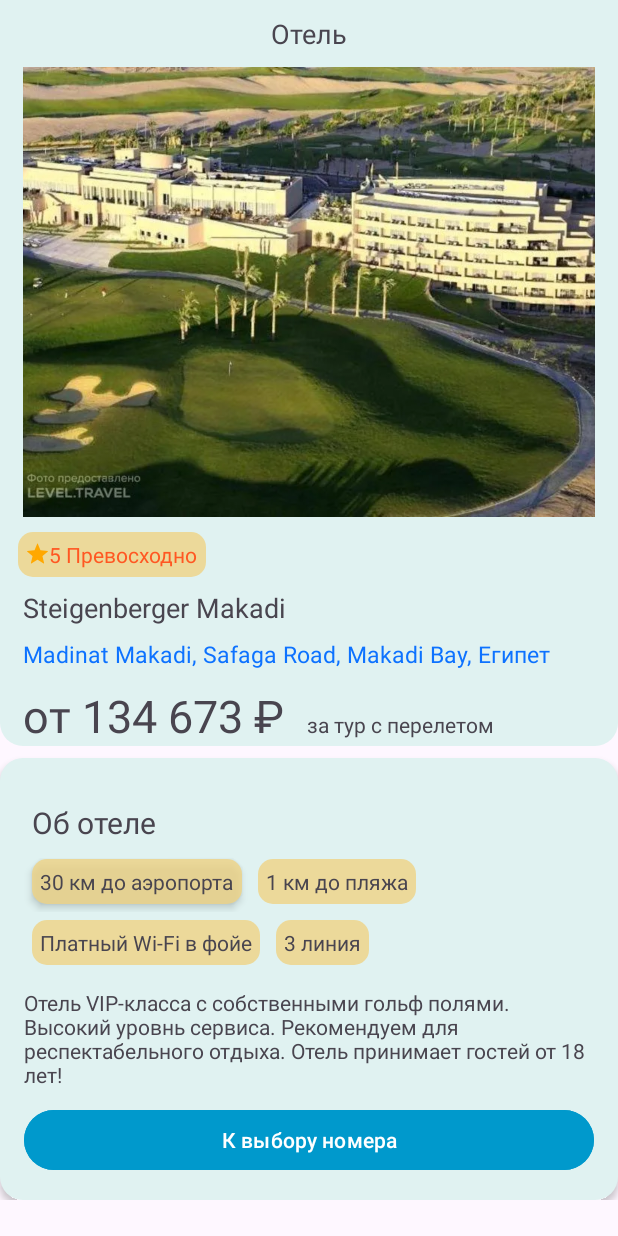
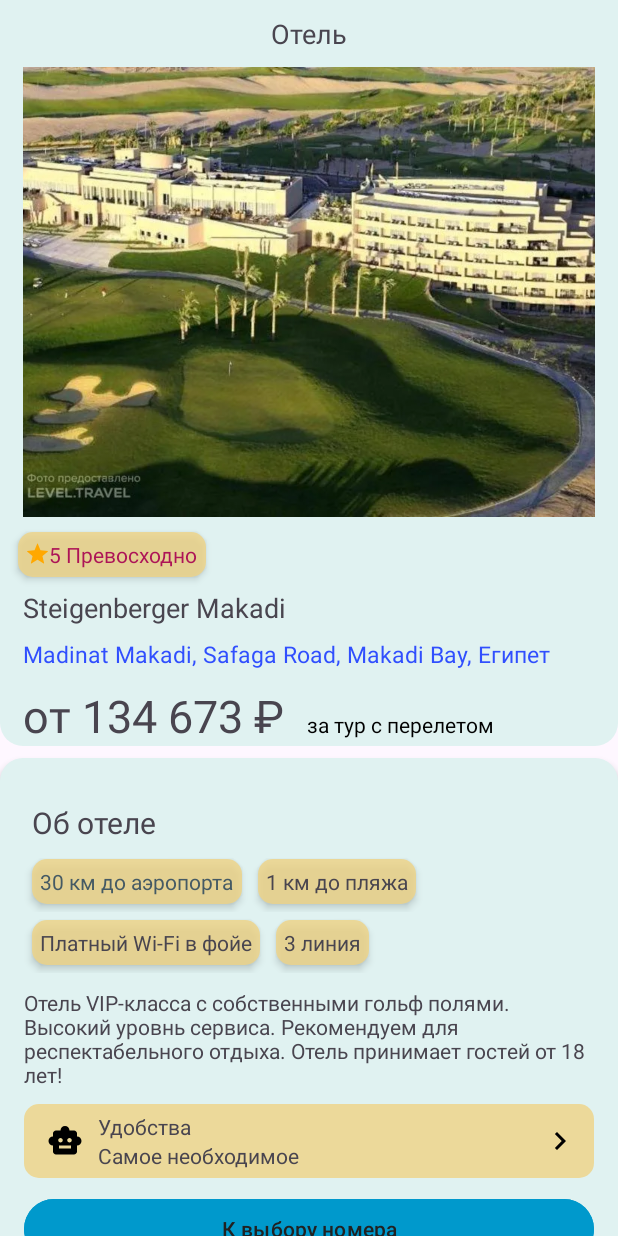
Before and after one commit to aleksandrmatruk/Hotels, an Android app: the screen it shows after launch (MainActivity), on a phone screen of 412 x 824 dp. Run offline under Robolectric (Android 15) with nearby library versions, the phone set to English and light mode, and no system bars.

Commit message:
- блок в описании отеля (верстка 1/3 элемента)

```diff
--- a/app/src/main/res/layout/fragment_hotel.xml
+++ b/app/src/main/res/layout/fragment_hotel.xml
@@ -31,10 +31,10 @@
                 android:layout_width="match_parent"
                 android:layout_height="300dp"
                 android:layout_marginStart="15dp"
+                android:layout_marginTop="10dp"
+
+                android:layout_marginEnd="15dp"
                 android:scaleType="centerCrop"
-
-                android:layout_marginTop="10dp"
-                android:layout_marginEnd="15dp"
                 android:src="@drawable/image_20"
                 tools:ignore="ContentDescription" />
 
@@ -45,17 +45,18 @@
                 android:layout_marginStart="12dp"
                 android:layout_marginTop="10dp"
                 android:background="@drawable/shape_rounded_variants"
+                android:elevation="3dp"
                 android:padding="5dp"
                 android:text="@string/excellent"
-                android:textColor="#FF5722"
+                android:textColor="#AD1457"
                 app:drawableStartCompat="@drawable/ic_star" />
 
             <TextView
                 android:id="@+id/hotel_name"
                 android:layout_width="wrap_content"
                 android:layout_height="wrap_content"
+                android:layout_marginStart="15dp"
                 android:layout_marginTop="8dp"
-                android:layout_marginStart="15dp"
                 android:text="@string/hotel_name"
                 android:textSize="18sp" />
 
@@ -63,11 +64,12 @@
                 android:id="@+id/hotel_address"
                 android:layout_width="wrap_content"
                 android:layout_height="wrap_content"
+                android:layout_marginStart="15dp"
                 android:layout_marginTop="8dp"
-                android:layout_marginStart="15dp"
                 android:text="@string/hotel_address"
-                android:textColor="#0D72FF"
+                android:textColor="#304FFE"
                 android:textSize="15sp" />
+
             <LinearLayout
                 android:layout_width="wrap_content"
                 android:layout_height="wrap_content"
@@ -77,9 +79,9 @@
                     android:id="@+id/price"
                     android:layout_width="wrap_content"
                     android:layout_height="wrap_content"
-                    android:text="@string/price"
                     android:layout_marginStart="15dp"
                     android:layout_marginTop="10dp"
+                    android:text="@string/price"
                     android:textSize="30sp" />
 
                 <TextView
@@ -88,7 +90,8 @@
                     android:layout_height="wrap_content"
                     android:layout_marginStart="15dp"
                     android:layout_marginTop="10dp"
-                    android:text="@string/price_description" />
+                    android:text="@string/price_description"
+                    android:textColor="@color/black" />
 
             </LinearLayout>
 
@@ -122,18 +125,21 @@
                     android:layout_width="wrap_content"
                     android:layout_height="wrap_content"
                     android:layout_margin="5dp"
+
                     android:background="@drawable/shape_rounded_variants"
                     android:elevation="3dp"
                     android:padding="5dp"
-                    android:text="@string/km_30" />
+                    android:text="@string/km_30"
+                    android:textColor="#455A64" />
 
                 <TextView
                     android:id="@+id/km1"
                     android:layout_width="wrap_content"
                     android:layout_height="wrap_content"
+                    android:layout_margin="5dp"
                     android:background="@drawable/shape_rounded_variants"
+                    android:elevation="3dp"
                     android:padding="5dp"
-                    android:layout_margin="5dp"
                     android:text="@string/km_1" />
 
             </LinearLayout>
@@ -147,8 +153,9 @@
                     android:id="@+id/paid_wifi"
                     android:layout_width="wrap_content"
                     android:layout_height="wrap_content"
+                    android:layout_margin="5dp"
                     android:background="@drawable/shape_rounded_variants"
-                    android:layout_margin="5dp"
+                    android:elevation="3dp"
                     android:padding="5dp"
                     android:text="@string/paid_wifi" />
 
@@ -156,9 +163,10 @@
                     android:id="@+id/line3"
                     android:layout_width="wrap_content"
                     android:layout_height="wrap_content"
+                    android:layout_margin="5dp"
                     android:background="@drawable/shape_rounded_variants"
+                    android:elevation="3dp"
                     android:padding="5dp"
-                    android:layout_margin="5dp"
                     android:text="@string/line_3" />
 
             </LinearLayout>
@@ -168,28 +176,17 @@
                 android:layout_width="wrap_content"
                 android:layout_height="wrap_content"
                 android:layout_marginTop="10dp"
-                android:text="@string/hotel_description" />
+                android:text="@string/hotel_description"
+                tools:ignore="VisualLintLongText" />
 
 
-            <!--            TODO блок из 3 секции
-
-                        <LinearLayout
+            <androidx.constraintlayout.widget.ConstraintLayout
                 android:layout_width="match_parent"
                 android:layout_height="wrap_content"
-                            android:layout_marginVertical="8dp"
-                            android:background="@drawable/shape_rounded_variants_card_2"
-                            android:orientation="vertical"
-                            android:padding="8dp">
+                android:layout_marginTop="10dp"
+                android:background="@drawable/shape_rounded_variants"
+                android:padding="5dp">
 
-
-                            <LinearLayout
-                                android:layout_width="match_parent"
-                                android:layout_height="wrap_content"
-                                android:layout_margin="8dp"
-                                android:background="@drawable/shape_rounded_variants_card_2"
-                                android:elevation="3dp"
-                                android:orientation="horizontal"
-                                android:padding="5dp">
 
                 <ImageView
                     android:id="@+id/ic_smile"
@@ -197,148 +194,52 @@
                     android:layout_height="wrap_content"
                     android:layout_gravity="center"
                     android:layout_marginStart="10dp"
-                                    android:layout_marginEnd="10dp"
                     android:background="@android:color/transparent"
                     android:src="@drawable/smile"
-                                    app:tint="@color/black" />
+                    app:layout_constraintBottom_toBottomOf="parent"
+                    app:layout_constraintStart_toStartOf="parent"
+                    app:layout_constraintTop_toTopOf="parent"
+                    app:tint="@color/black"
+                    tools:ignore="ContentDescription" />
 
-                                <LinearLayout
-                                    android:layout_width="wrap_content"
-                                    android:layout_height="wrap_content"
-                                    android:orientation="vertical">
+                <!-- здесь можно спозиционировать через барьер(?), если понадобится -->
 
                 <TextView
                     android:id="@+id/facilities"
                     android:layout_width="wrap_content"
                     android:layout_height="wrap_content"
-                                        android:layout_marginStart="2dp"
-                                        android:text="@string/facilities" />
+                    android:layout_marginStart="10dp"
+                    android:text="@string/facilities"
+                    app:layout_constraintStart_toEndOf="@+id/ic_smile"
+                    app:layout_constraintTop_toTopOf="parent" />
 
                 <TextView
                     android:id="@+id/essentials_facilities"
                     android:layout_width="wrap_content"
                     android:layout_height="wrap_content"
-                                        android:layout_marginStart="2dp"
-                                        android:text="@string/essentials" />
-
-                                </LinearLayout>
-
+                    android:layout_marginStart="10dp"
+                    android:text="@string/essentials"
+                    app:layout_constraintBottom_toBottomOf="parent"
+                    app:layout_constraintStart_toEndOf="@+id/ic_smile"
+                    app:layout_constraintTop_toBottomOf="@+id/facilities" />
 
                 <ImageView
+                    android:id="@+id/imageView"
                     android:layout_width="wrap_content"
                     android:layout_height="wrap_content"
                     android:layout_gravity="center"
-                                    android:layout_marginStart="125dp"
+                    android:layout_marginEnd="5dp"
                     android:background="@android:color/transparent"
                     android:src="@drawable/arrow_right"
+                    app:layout_constraintBottom_toBottomOf="parent"
+                    app:layout_constraintEnd_toEndOf="parent"
+                    app:layout_constraintTop_toTopOf="parent"
                     app:tint="@color/black"
                     tools:ignore="ContentDescription" />
 
-                            </LinearLayout>
 
-                            <LinearLayout
-                                android:layout_width="match_parent"
-                                android:layout_height="wrap_content"
-                                android:layout_margin="8dp"
-                                android:background="@drawable/shape_rounded_variants_card_2"
-                                android:elevation="3dp"
-                                android:orientation="horizontal"
-                                android:padding="5dp">
+            </androidx.constraintlayout.widget.ConstraintLayout>
 
-                                <ImageView
-                                    android:layout_width="wrap_content"
-                                    android:layout_height="wrap_content"
-                                    android:layout_gravity="center"
-                                    android:layout_marginStart="10dp"
-                                    android:layout_marginEnd="10dp"
-                                    android:background="@android:color/transparent"
-                                    android:src="@drawable/check"
-                                    app:tint="@color/black" />
-
-                                <LinearLayout
-                                    android:layout_width="wrap_content"
-                                    android:layout_height="wrap_content"
-                                    android:orientation="vertical">
-
-                                    <TextView
-                                        android:layout_width="wrap_content"
-                                        android:layout_height="wrap_content"
-                                        android:layout_marginStart="2dp"
-                                        tools:text="Что включено" />
-
-                                    <TextView
-                                        android:layout_width="wrap_content"
-                                        android:layout_height="wrap_content"
-                                        android:layout_marginStart="2dp"
-                                        tools:text="Самое необходимое" />
-
-                                </LinearLayout>
-
-
-                                <ImageView
-                                    android:layout_width="wrap_content"
-                                    android:layout_height="wrap_content"
-                                    android:layout_gravity="center"
-                                    android:layout_marginStart="125dp"
-                                    android:background="@android:color/transparent"
-                                    android:src="@drawable/arrow_right"
-                                    app:tint="@color/black"
-                                    tools:ignore="ContentDescription" />
-
-                            </LinearLayout>
-
-                            <LinearLayout
-                                android:layout_width="match_parent"
-                                android:layout_height="wrap_content"
-                                android:layout_margin="8dp"
-                                android:background="@drawable/shape_rounded_variants_card_2"
-                                android:elevation="3dp"
-                                android:orientation="horizontal"
-                                android:padding="5dp">
-
-                                <ImageView
-                                    android:layout_width="wrap_content"
-                                    android:layout_height="wrap_content"
-                                    android:layout_gravity="center"
-                                    android:layout_marginStart="10dp"
-                                    android:layout_marginEnd="10dp"
-                                    android:background="@android:color/transparent"
-                                    android:src="@drawable/cancel"
-                                    app:tint="@color/black" />
-
-                                <LinearLayout
-                                    android:layout_width="wrap_content"
-                                    android:layout_height="wrap_content"
-                                    android:orientation="vertical">
-
-                                    <TextView
-                                        android:layout_width="wrap_content"
-                                        android:layout_height="wrap_content"
-                                        android:layout_marginStart="2dp"
-                                        tools:text="Что не включено" />
-
-                                    <TextView
-                                        android:layout_width="wrap_content"
-                                        android:layout_height="wrap_content"
-                                        android:layout_marginStart="2dp"
-                                        tools:text="Самое необходимое" />
-
-                                </LinearLayout>
-
-
-                                <ImageView
-                                    android:layout_width="wrap_content"
-                                    android:layout_height="wrap_content"
-                                    android:layout_gravity="center"
-                                    android:layout_marginStart="125dp"
-                                    android:background="@android:color/transparent"
-                                    android:src="@drawable/arrow_right"
-                                    app:tint="@color/black"
-                                    tools:ignore="ContentDescription" />
-
-                            </LinearLayout>
-
-            -->
 
             <Button
                 android:id="@+id/btn_toRooms"
@@ -346,7 +247,9 @@
                 android:layout_height="wrap_content"
                 android:layout_marginTop="10dp"
                 android:backgroundTint="@android:color/holo_blue_dark"
-                android:text="@string/to_rooms" />
+                android:text="@string/to_rooms"
+                android:textColor="#212121"
+                tools:ignore="VisualLintButtonSize" />
 
 
         </LinearLayout>
```
Lines whose indentation alone changed are shown as unchanged.
